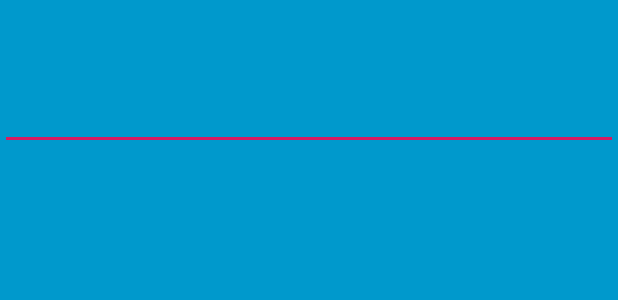
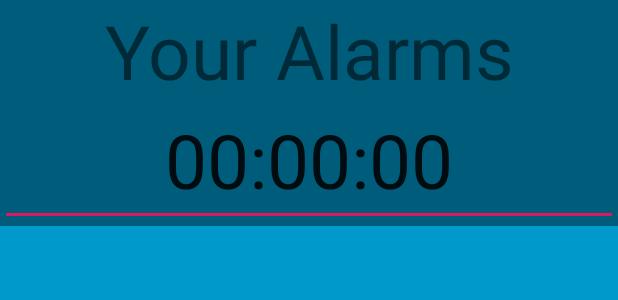
Before and after one commit to ndarand2/ProjFinna, an Android app: the layout activity_set_time.xml on its own in the app's theme, with its tools: preview values and no code run, on a phone screen of 412 x 824 dp. Shown: the top 300 px of the screen. Run offline under Robolectric (Android 15) with nearby library versions, the phone set to English and light mode, and no system bars.

Commit message:
TextClock

```diff
--- a/app/src/main/res/layout/activity_set_time.xml
+++ b/app/src/main/res/layout/activity_set_time.xml
@@ -31,24 +31,29 @@
             style="?metaButtonBarStyle"
             android:layout_width="match_parent"
             android:layout_height="wrap_content"
-            android:layout_gravity="bottom|center_horizontal"
+            android:layout_gravity="center_horizontal|top"
             android:background="@color/black_overlay"
-            android:orientation="horizontal"
+            android:orientation="vertical"
             tools:ignore="UselessParent">
 
 
-        </LinearLayout>
+            <TextView
+                android:layout_width="match_parent"
+                android:layout_height="75dp"
+                android:text="Your Alarms"
+                android:textAlignment="center"
+                android:textSize="50dp" />
 
             <EditText
                 android:id="@+id/editText"
                 android:layout_width="match_parent"
-            android:layout_height="100dp"
+                android:layout_height="75dp"
                 android:ems="10"
-            android:inputType="time"
+                android:text="00:00:00"
                 android:textAlignment="center"
                 android:textSize="50dp"
-            tools:text="@tools:sample/date/hhmmss"
                 tools:visibility="visible" />
+        </LinearLayout>
 
     </FrameLayout>
 
```
Lines whose indentation alone changed are shown as unchanged.
